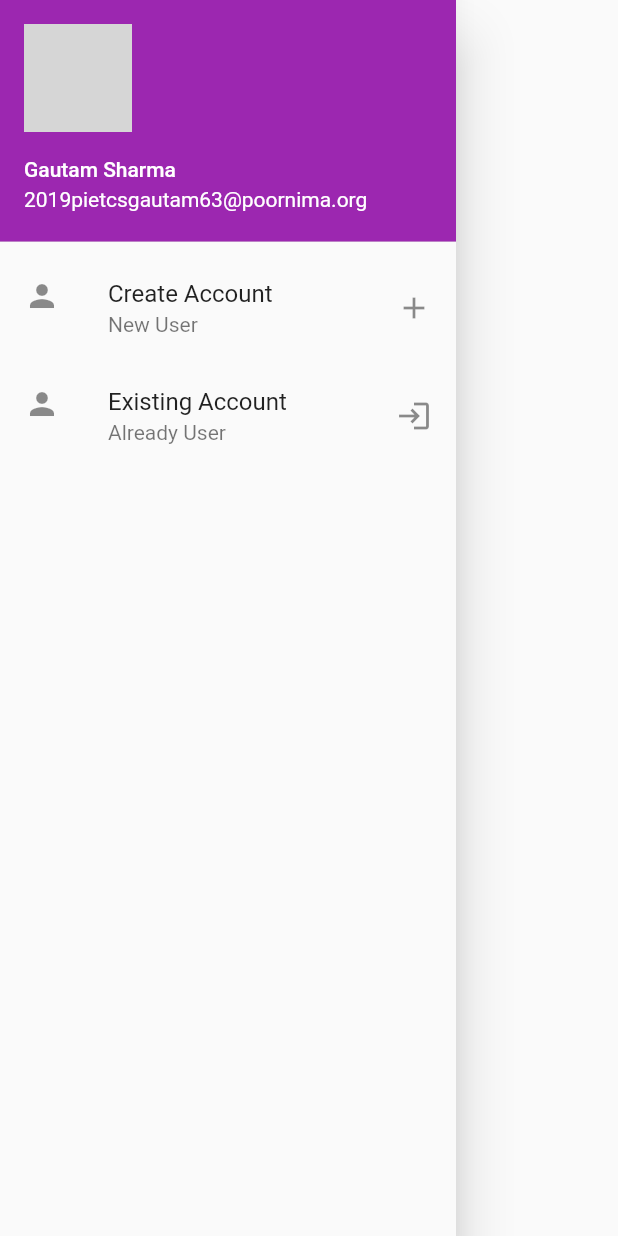
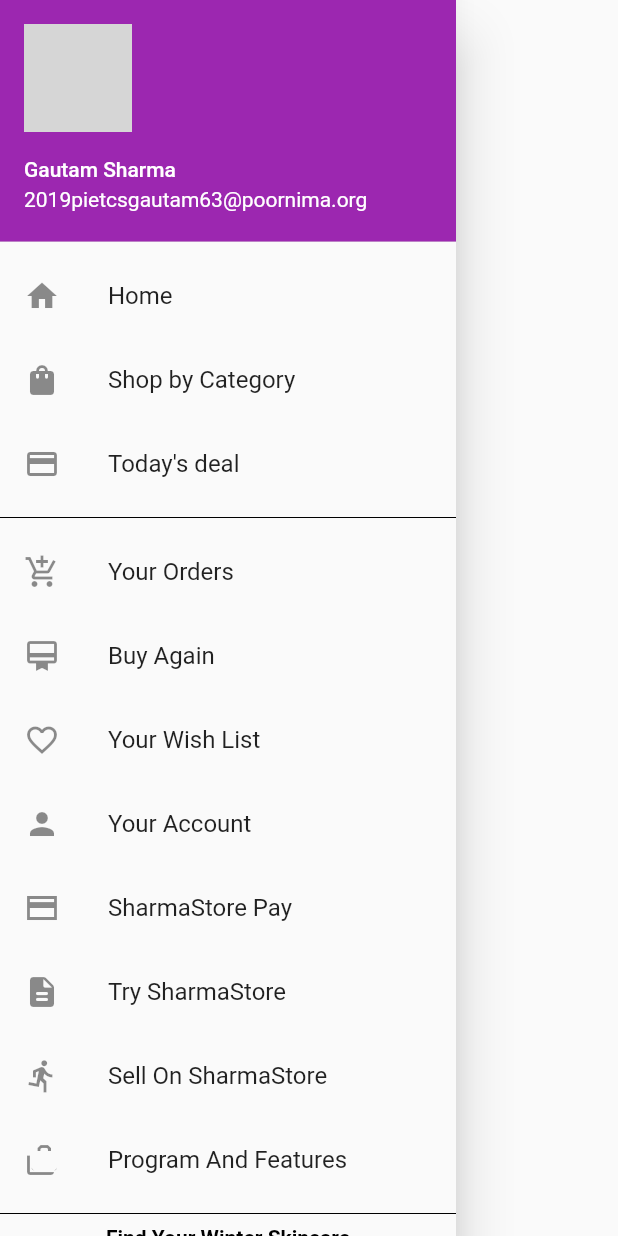
Before and after one commit to Gautam12125/Flutter_Project, a Flutter app: the MyDrawer widget shown alone on an empty page, opened directly, on a phone screen of 412 x 824 dp. Run offline on Flutter 3.47's test engine with Material 2 defaults, Android fonts, the phone set to English and light mode, and no system bars; network calls fail; grey boxes are pictures that could not be loaded.

Commit message:
Update
main.dart
drawer.dart

```diff
--- a/myfirstap/lib/drawer.dart
+++ b/myfirstap/lib/drawer.dart
@@ -16,16 +16,75 @@ class MyDrawer extends StatelessWidget {
             ),
           ),
           ListTile(
-            leading: Icon(Icons.person),
-            title: Text("Create Account"),
-            subtitle: Text("New User"),
-            trailing: Icon(Icons.add),
+            leading: Icon(Icons.home),
+            title: Text("Home"),
+          ),
+          ListTile(
+            leading: Icon(Icons.shopping_bag),
+            title: Text("Shop by Category"),
+          ),
+          ListTile(
+            leading: Icon(Icons.payment),
+            title: Text("Today's deal"),
+          ),
+          Divider(color: Colors.black),
+          ListTile(
+            leading: Icon(Icons.add_shopping_cart),
+            title: Text("Your Orders"),
+          ),
+          ListTile(
+            leading: Icon(Icons.card_membership),
+            title: Text("Buy Again"),
+          ),
+          ListTile(
+            leading: Icon(Icons.favorite_border),
+            title: Text("Your Wish List"),
           ),
           ListTile(
             leading: Icon(Icons.person),
-            title: Text("Existing Account"),
-            subtitle: Text("Already User"),
-            trailing: Icon(Icons.login),
+            title: Text("Your Account"),
+          ),
+          ListTile(
+            leading: Icon(Icons.payment_sharp),
+            title: Text("SharmaStore Pay"),
+          ),
+          ListTile(
+            leading: Icon(Icons.description_rounded),
+            title: Text("Try SharmaStore"),
+          ),
+          ListTile(
+            leading: Icon(Icons.directions_run),
+            title: Text("Sell On SharmaStore"),
+          ),
+          ListTile(
+            leading: Icon(Icons.cases),
+            title: Text("Program And Features"),
+          ),
+          Divider(color: Colors.black),
+          Text(
+            "Find Your Winter Skincare \n Inspiration And More On",
+            textAlign: TextAlign.center,
+            style: TextStyle(
+              color: Colors.black,
+              fontWeight: FontWeight.bold,
+            ),
+          ),
+          Divider(color: Colors.black),
+          ListTile(
+            leading: Icon(Icons.language),
+            title: Text("Language"),
+          ),
+          ListTile(
+            leading: Icon(Icons.notification_important),
+            title: Text("Your Notification"),
+          ),
+          ListTile(
+            leading: Icon(Icons.settings),
+            title: Text("Settings"),
+          ),
+          ListTile(
+            leading: Icon(Icons.design_services),
+            title: Text("Customer Service"),
           ),
         ],
       ),
--- a/myfirstap/pubspec.yaml
+++ b/myfirstap/pubspec.yaml
@@ -45,8 +45,8 @@ flutter:
   uses-material-design: true
 
   # To add assets to your application, add an assets section, like this:
-  # assets:
-  #   - images/a_dot_burr.jpeg
+  assets:
+    - assets/
   #   - images/a_dot_ham.jpeg
 
   # An image asset can refer to one or more resolution-specific "variants", see
```
Also changed, not shown: myfirstap/lib/main.dart (+34 -39 lines), 1 other file.
